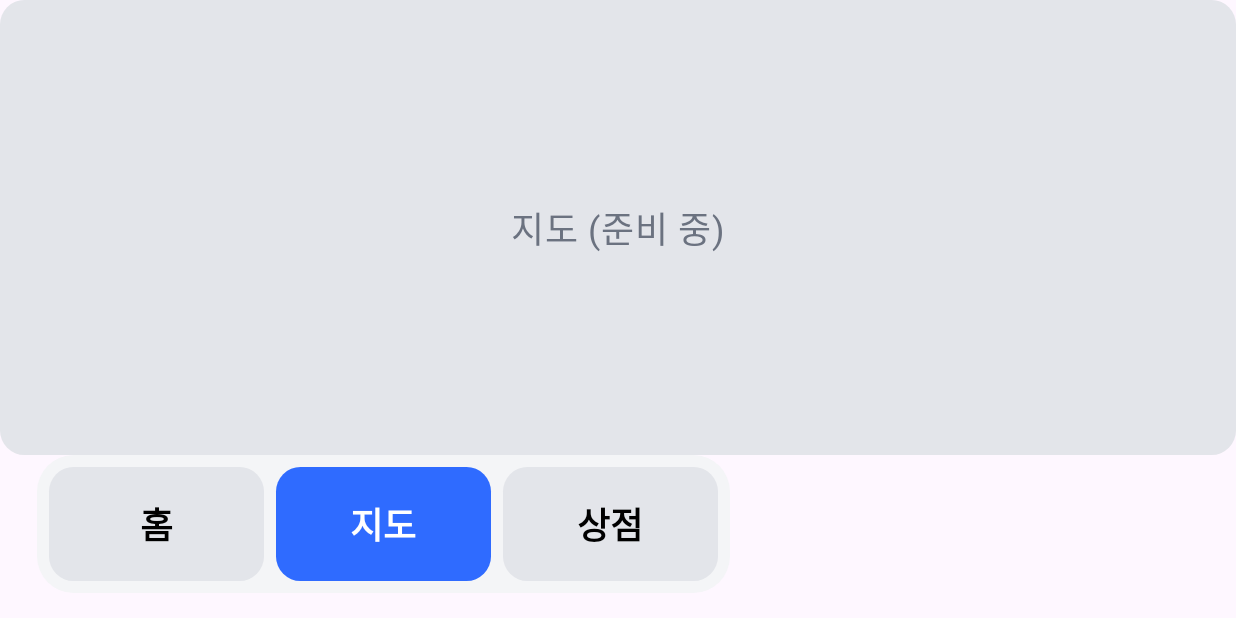
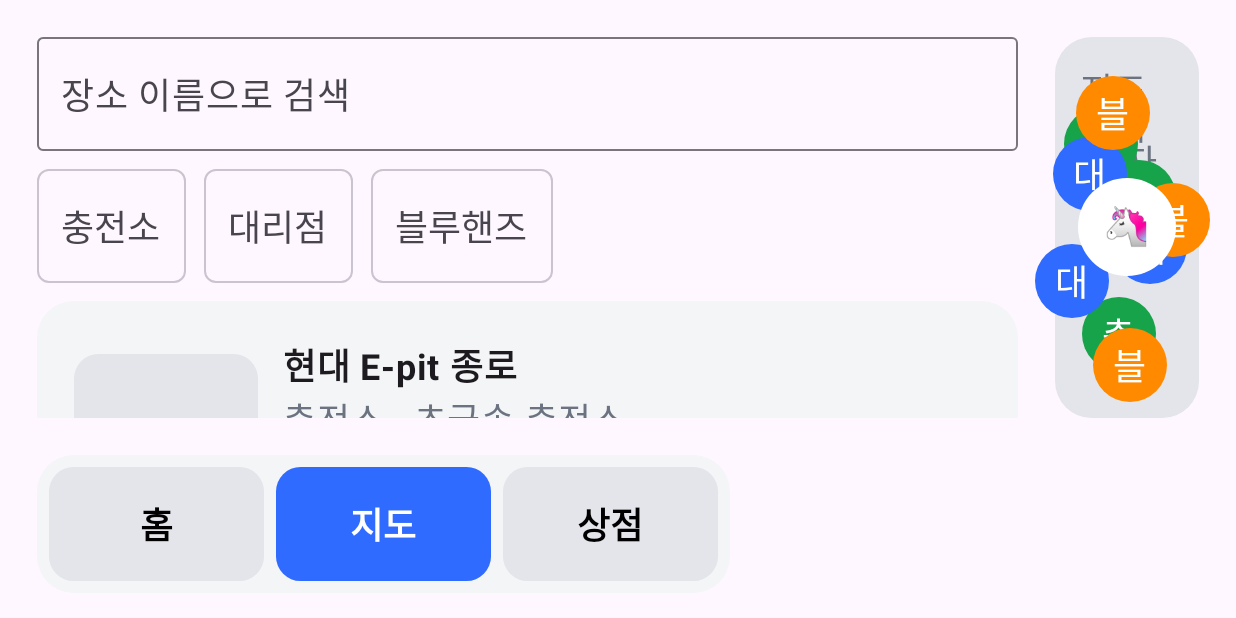
Before and after one commit to cherrymixy/chageumtong, an Android app built with Jetpack Compose: the MapScreen screen opened through its navigation route, on a phone screen of 824 x 412 dp (held sideways). Run offline under Robolectric (Android 15) with nearby library versions, the phone set to English and light mode, and no system bars; libraries missing offline, so code that uses them is left out: ai.pleos.playground; 7 statements that could not run were skipped.

Commit message:
step 5: 회색박스 지도(사용처) 화면

```diff
--- a/app/src/main/java/com/pure/chageumtong/ui/AppNav.kt
+++ b/app/src/main/java/com/pure/chageumtong/ui/AppNav.kt
@@ -25,6 +25,7 @@ import com.pure.chageumtong.ui.components.BigButton
 import com.pure.chageumtong.ui.components.GrayBox
 import com.pure.chageumtong.ui.screens.analysis.AnalysisScreen
 import com.pure.chageumtong.ui.screens.home.HomeScreen
+import com.pure.chageumtong.ui.screens.map.MapScreen
 import com.pure.chageumtong.ui.theme.Blue
 import com.pure.chageumtong.ui.theme.BoxGray
 import com.pure.chageumtong.ui.theme.CardBg
@@ -67,7 +68,7 @@ fun AppRoot(container: AppContainer, modifier: Modifier = Modifier) {
                     if (readonly) nav.popBackStack() else nav.popBackStack("home", inclusive = false)
                 }
             }
-            composable("map") { GrayBox("지도 (준비 중)", Modifier.fillMaxSize()) }
+            composable("map") { MapScreen(vm) }
             composable("shop") { GrayBox("상점 (준비 중)", Modifier.fillMaxSize()) }
             composable("history") { GrayBox("적립 내역 (준비 중)", Modifier.fillMaxSize()) }
         }
--- /dev/null
+++ b/app/src/main/java/com/pure/chageumtong/ui/screens/map/MapScreen.kt
@@ -0,0 +1,155 @@
+package com.pure.chageumtong.ui.screens.map
+
+import android.widget.Toast
+import androidx.compose.foundation.background
+import androidx.compose.foundation.clickable
+import androidx.compose.foundation.layout.Arrangement
+import androidx.compose.foundation.layout.Box
+import androidx.compose.foundation.layout.BoxWithConstraints
+import androidx.compose.foundation.layout.Column
+import androidx.compose.foundation.layout.Row
+import androidx.compose.foundation.layout.fillMaxHeight
+import androidx.compose.foundation.layout.fillMaxSize
+import androidx.compose.foundation.layout.fillMaxWidth
+import androidx.compose.foundation.layout.heightIn
+import androidx.compose.foundation.layout.offset
+import androidx.compose.foundation.layout.padding
+import androidx.compose.foundation.layout.size
+import androidx.compose.foundation.layout.width
+import androidx.compose.foundation.lazy.LazyColumn
+import androidx.compose.foundation.lazy.items
+import androidx.compose.foundation.shape.CircleShape
+import androidx.compose.foundation.shape.RoundedCornerShape
+import androidx.compose.material3.FilterChip
+import androidx.compose.material3.OutlinedTextField
+import androidx.compose.material3.Text
+import androidx.compose.runtime.Composable
+import androidx.compose.runtime.collectAsState
+import androidx.compose.runtime.getValue
+import androidx.compose.runtime.mutableStateOf
+import androidx.compose.runtime.remember
+import androidx.compose.runtime.setValue
+import androidx.compose.ui.Alignment
+import androidx.compose.ui.Modifier
+import androidx.compose.ui.graphics.Color
+import androidx.compose.ui.platform.LocalContext
+import androidx.compose.ui.text.TextStyle
+import androidx.compose.ui.text.font.FontWeight
+import com.pure.chageumtong.domain.Place
+import com.pure.chageumtong.domain.PlaceCategory
+import com.pure.chageumtong.ui.AppViewModel
+import com.pure.chageumtong.ui.components.BigButton
+import com.pure.chageumtong.ui.components.GrayBox
+import com.pure.chageumtong.ui.components.Label
+import com.pure.chageumtong.ui.components.SectionCard
+import com.pure.chageumtong.ui.theme.BODY
+import com.pure.chageumtong.ui.theme.Blue
+import com.pure.chageumtong.ui.theme.BoxGray
+import com.pure.chageumtong.ui.theme.MIN_TOUCH
+import com.pure.chageumtong.ui.theme.Orange
+import com.pure.chageumtong.ui.theme.TextSub
+import com.pure.chageumtong.ui.theme.fig
+
+private val PlaceCategory.label get() = when (this) {
+    PlaceCategory.CHARGER -> "충전소"
+    PlaceCategory.DEALER -> "대리점"
+    PlaceCategory.BLUEHANDS -> "블루핸즈"
+}
+
+private val PlaceCategory.pinColor get() = when (this) {
+    PlaceCategory.CHARGER -> Color(0xFF16A34A)
+    PlaceCategory.DEALER -> Blue
+    PlaceCategory.BLUEHANDS -> Orange
+}
+
+/** 지도 — 포인트 사용처 (PRD §6.3). 정적 지도 + 정규화 좌표 핀. */
+@Composable
+fun MapScreen(vm: AppViewModel) {
+    val driving by vm.isDriving.collectAsState()
+    val favorites by vm.favorites.collectAsState()
+    var query by remember { mutableStateOf("") }
+    var filters by remember { mutableStateOf(emptySet<PlaceCategory>()) }
+    val context = LocalContext.current
+
+    val list = vm.places.filter { p ->
+        (filters.isEmpty() || p.category in filters) &&
+            (query.isBlank() || p.name.contains(query.trim()) || p.subtitle.contains(query.trim()))
+    }
+
+    Row(Modifier.fillMaxSize().padding(fig(24)), horizontalArrangement = Arrangement.spacedBy(fig(24))) {
+        Column(Modifier.width(fig(640)).fillMaxHeight(), verticalArrangement = Arrangement.spacedBy(fig(12))) {
+            OutlinedTextField(
+                value = query,
+                onValueChange = { query = it },
+                enabled = !driving, // 주행 중 검색 입력 비활성 (PRD §7)
+                singleLine = true,
+                textStyle = TextStyle(fontSize = BODY),
+                placeholder = { Text(if (driving) "정차 후 검색할 수 있어요" else "장소 이름으로 검색", fontSize = BODY) },
+                modifier = Modifier.fillMaxWidth().heightIn(min = MIN_TOUCH),
+            )
+            Row(horizontalArrangement = Arrangement.spacedBy(fig(12))) {
+                PlaceCategory.entries.forEach { c ->
+                    FilterChip(
+                        selected = c in filters,
+                        onClick = { filters = if (c in filters) filters - c else filters + c },
+                        label = { Text(c.label, fontSize = BODY) },
+                        modifier = Modifier.heightIn(min = MIN_TOUCH),
+                    )
+                }
+            }
+            LazyColumn(Modifier.weight(1f), verticalArrangement = Arrangement.spacedBy(fig(12))) {
+                items(list, key = { it.id }) { p ->
+                    PlaceCard(
+                        p,
+                        favorite = p.id in favorites,
+                        onFavorite = { vm.toggleFavorite(p.id) },
+                        // shortcut: STEP 9에서 NaviHelper.requestRoute로 교체
+                        onNavigate = { Toast.makeText(context, "내비게이션으로 안내를 시작할 수 없어요", Toast.LENGTH_SHORT).show() },
+                    )
+                }
+            }
+        }
+        StaticMap(list, Modifier.weight(1f).fillMaxHeight())
+    }
+}
+
+@Composable
+private fun PlaceCard(p: Place, favorite: Boolean, onFavorite: () -> Unit, onNavigate: () -> Unit) {
+    SectionCard(Modifier.fillMaxWidth()) {
+        Row(horizontalArrangement = Arrangement.spacedBy(fig(16)), verticalAlignment = Alignment.CenterVertically) {
+            GrayBox("이미지", Modifier.size(fig(120)))
+            Column(Modifier.weight(1f)) {
+                Text(p.name, fontSize = BODY, fontWeight = FontWeight.Bold)
+                Label("${p.category.label} · ${p.subtitle}")
+                Label("차로 ${p.minutes}분 · ${"%.1f".format(p.meters / 1000.0)}km")
+                Text(if (p.open) "영업중" else "영업 종료", fontSize = BODY, color = if (p.open) Blue else TextSub)
+            }
+            Box(
+                Modifier.size(MIN_TOUCH).clickable(onClick = onFavorite),
+                contentAlignment = Alignment.Center,
+            ) { Text(if (favorite) "★" else "☆", fontSize = BODY, color = if (favorite) Orange else TextSub) }
+        }
+        BigButton("길안내 시작", onNavigate, Modifier.fillMaxWidth())
+    }
+}
+
+@Composable
+private fun StaticMap(places: List<Place>, modifier: Modifier) {
+    BoxWithConstraints(modifier.background(BoxGray, RoundedCornerShape(fig(24)))) {
+        Label("지도 이미지 자리", Modifier.align(Alignment.TopStart).padding(fig(16)))
+        val pin = fig(48)
+        places.forEach { p ->
+            Box(
+                Modifier.offset(maxWidth * p.mapX - pin / 2, maxHeight * p.mapY - pin / 2).size(pin)
+                    .background(p.category.pinColor, CircleShape),
+                contentAlignment = Alignment.Center,
+            ) { Text(p.category.label.take(1), fontSize = BODY, color = Color.White) }
+        }
+        // 현재 위치 = 유니콘 마커 (일러스트 들어오면 교체)
+        val me = fig(64)
+        Box(
+            Modifier.offset(maxWidth * 0.5f - me / 2, maxHeight * 0.5f - me / 2).size(me).background(Color.White, CircleShape),
+            contentAlignment = Alignment.Center,
+        ) { Text("🦄", fontSize = BODY) }
+    }
+}
```
